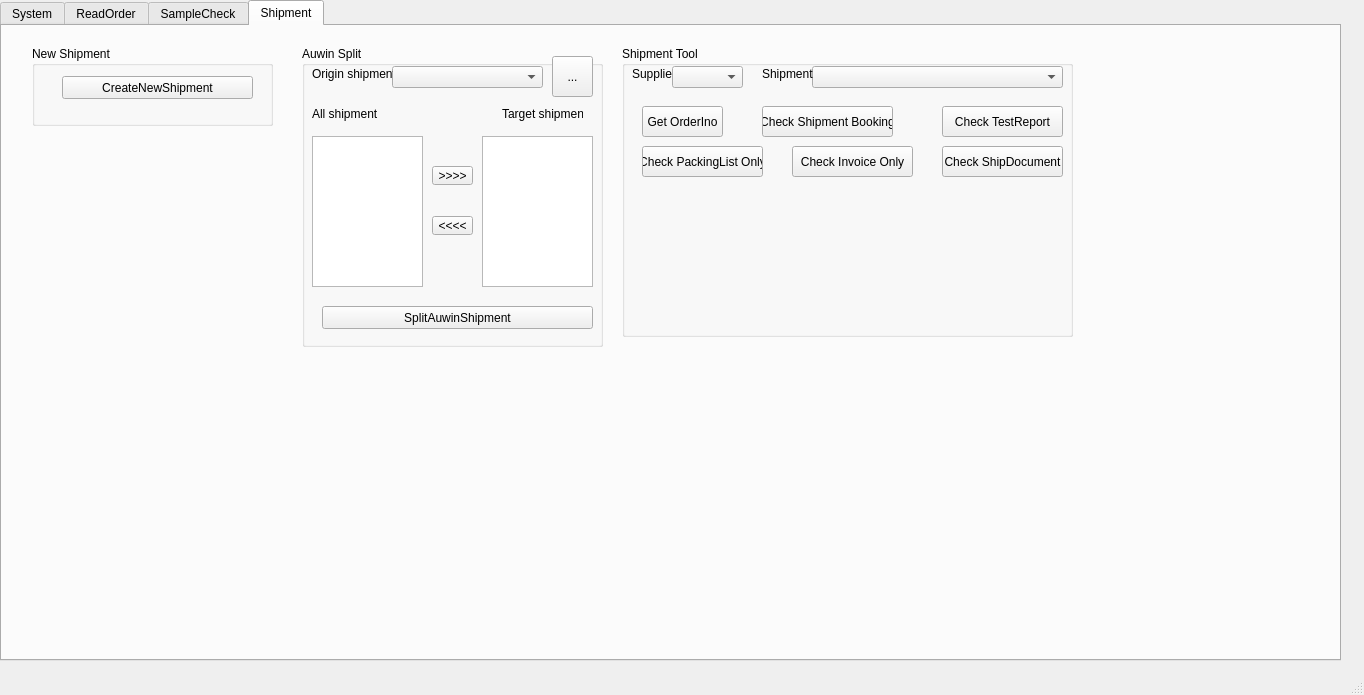
Before: the Qt Designer form TISDesk/TIS_mainwindow.ui in GdRaymond/TISProduction, drawn with Qt 5.
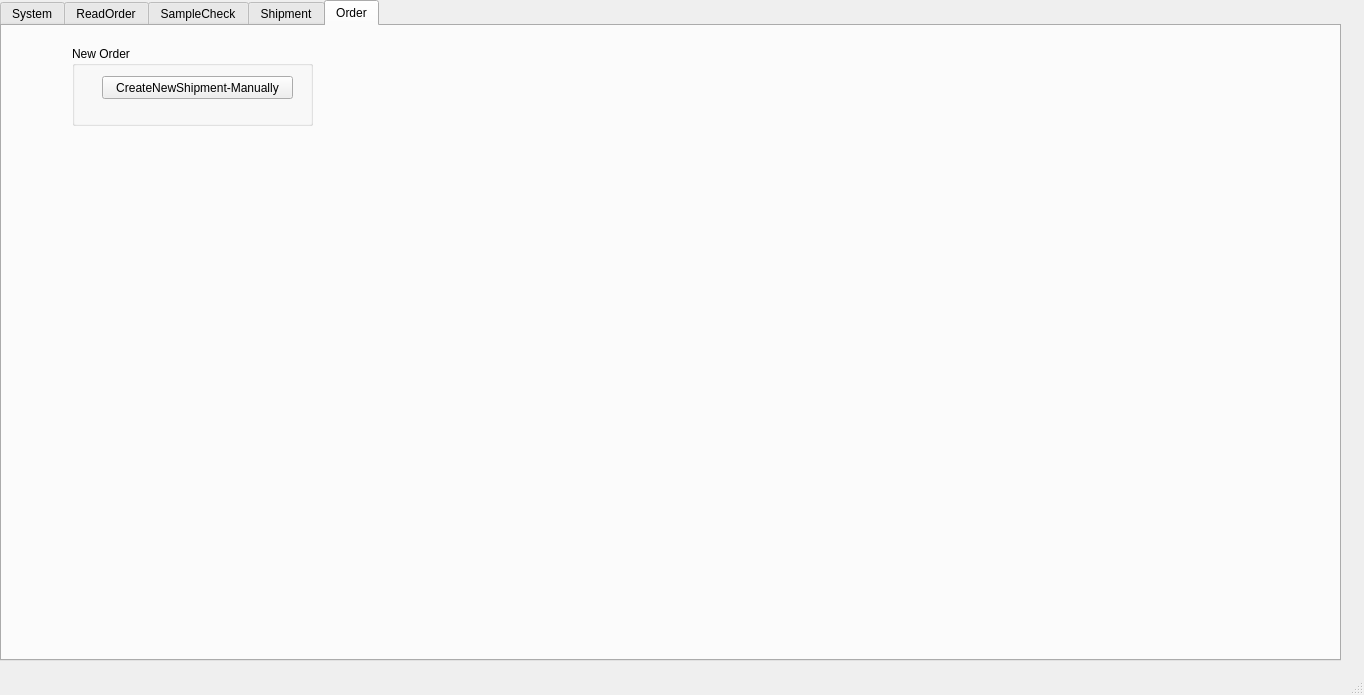
After: the same form once the commit is applied. Icons and pictures are not drawn.

Commit message: invoice , new order

The edit to the form file:
```diff
--- a/TISDesk/TIS_mainwindow.ui
+++ b/TISDesk/TIS_mainwindow.ui
@@ -28,7 +28,7 @@
      </rect>
     </property>
     <property name="currentIndex">
-     <number>3</number>
+     <number>4</number>
     </property>
     <widget class="QWidget" name="tab">
      <attribute name="title">
@@ -894,6 +894,37 @@
       </widget>
      </widget>
     </widget>
+    <widget class="QWidget" name="tab_3">
+     <attribute name="title">
+      <string>Order</string>
+     </attribute>
+     <widget class="QGroupBox" name="groupBox_6">
+      <property name="geometry">
+       <rect>
+        <x>70</x>
+        <y>20</y>
+        <width>241</width>
+        <height>80</height>
+       </rect>
+      </property>
+      <property name="title">
+       <string>New Order</string>
+      </property>
+      <widget class="QPushButton" name="btn_new_order">
+       <property name="geometry">
+        <rect>
+         <x>30</x>
+         <y>30</y>
+         <width>191</width>
+         <height>23</height>
+        </rect>
+       </property>
+       <property name="text">
+        <string>CreateNewShipment-Manually</string>
+       </property>
+      </widget>
+     </widget>
+    </widget>
    </widget>
   </widget>
   <widget class="QMenuBar" name="menubar">
```
The commit also changes 2 other files.
